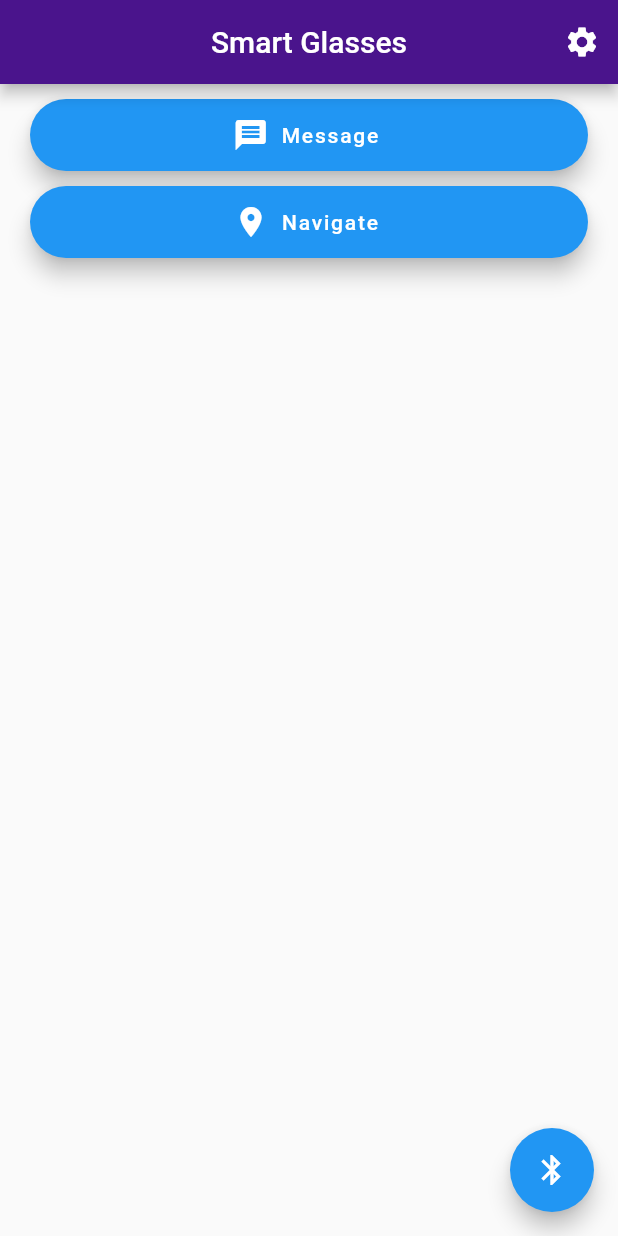
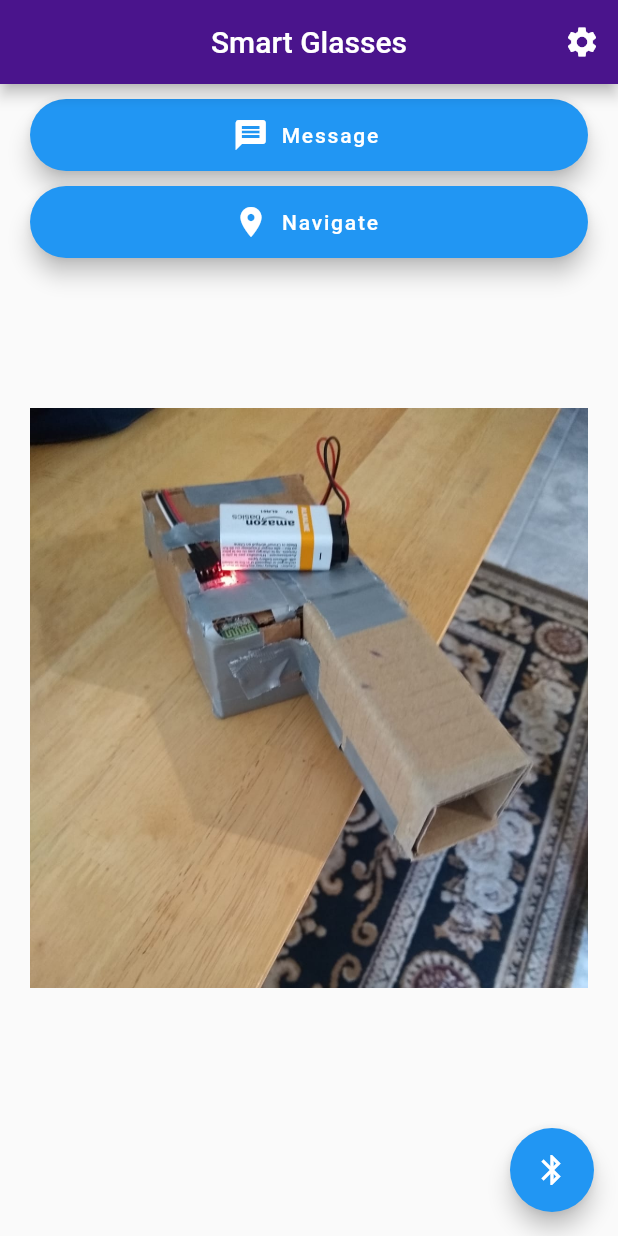
Before and after one commit to Chememers/SmartGlasses, a Flutter app: the screen it shows after launch, on a phone screen of 412 x 824 dp. Run offline on Flutter 3.47's test engine with Material 2 defaults, Android fonts, the phone set to English and light mode, and no system bars; our stand-ins replace flutter_bluetooth_serial, fluttertoast, settings_ui.

Commit message:
Added a temporary image

```diff
--- a/lib/main.dart
+++ b/lib/main.dart
@@ -72,6 +72,8 @@ class Home extends StatelessWidget {
                       print("Yet to Implement");
                     }),
                   ),
+                  SizedBox(height: 100),
+                  Image(image: AssetImage('assets/Old_glasses.png')),
                 ],
               ),
             ],
--- a/pubspec.yaml
+++ b/pubspec.yaml
@@ -52,8 +52,8 @@ flutter:
   uses-material-design: true
 
   # To add assets to your application, add an assets section, like this:
-  # assets:
-  #   - images/a_dot_burr.jpeg
+  assets:
+    - assets/
   #   - images/a_dot_ham.jpeg
 
   # An image asset can refer to one or more resolution-specific "variants", see
```
Also changed, not shown: assets/Old_glasses.png (added).
